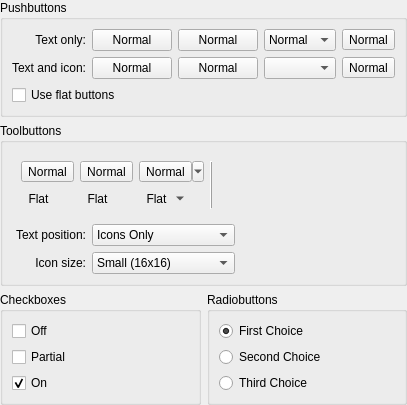
First picture: the form in kstyles/oxygen/demo/ui/oxygenbuttondemowidget.ui, repository mgottschlag/kwin-tiling, before the edit.
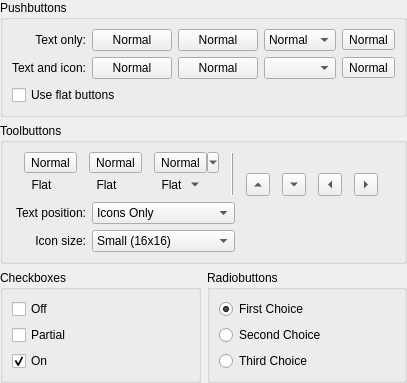
Second picture: the form after the edit. Custom widgets are drawn as their Qt base class.

Commit message: added 'arrow' toolbuttons to oxygen-demo fixed centering and highlight of arrows in 'arrow' toolbuttons.

```diff
--- a/kstyles/oxygen/demo/ui/oxygenbuttondemowidget.ui
+++ b/kstyles/oxygen/demo/ui/oxygenbuttondemowidget.ui
@@ -7,7 +7,7 @@
     <x>0</x>
     <y>0</y>
     <width>395</width>
-    <height>366</height>
+    <height>370</height>
    </rect>
   </property>
   <layout class="QGridLayout" name="gridLayout">
@@ -245,6 +245,15 @@
       <item row="0" column="0" colspan="4">
        <widget class="QWidget" name="widget" native="true">
         <layout class="QGridLayout" name="gridLayout_2">
+         <property name="sizeConstraint">
+          <enum>QLayout::SetDefaultConstraint</enum>
+         </property>
+         <property name="margin">
+          <number>0</number>
+         </property>
+         <property name="spacing">
+          <number>0</number>
+         </property>
          <item row="0" column="0">
           <widget class="QToolButton" name="toolButton_3">
            <property name="text">
@@ -285,7 +294,7 @@
            </property>
           </widget>
          </item>
-         <item row="0" column="4" colspan="2">
+         <item row="0" column="4" colspan="4">
           <widget class="QWidget" name="toolBarContainer" native="true">
            <property name="sizePolicy">
             <sizepolicy hsizetype="Expanding" vsizetype="Preferred">
@@ -334,6 +343,49 @@
            </property>
           </widget>
          </item>
+         <item row="1" column="4">
+          <widget class="QToolButton" name="toolButton_9">
+           <property name="text">
+            <string>Up Arrow</string>
+           </property>
+           <property name="arrowType">
+            <enum>Qt::UpArrow</enum>
+           </property>
+          </widget>
+         </item>
+         <item row="1" column="5">
+          <widget class="QToolButton" name="toolButton_10">
+           <property name="text">
+            <string>Down Arrow</string>
+           </property>
+           <property name="checkable">
+            <bool>false</bool>
+           </property>
+           <property name="arrowType">
+            <enum>Qt::DownArrow</enum>
+           </property>
+          </widget>
+         </item>
+         <item row="1" column="6">
+          <widget class="QToolButton" name="toolButton_11">
+           <property name="text">
+            <string>Left Arrow</string>
+           </property>
+           <property name="arrowType">
+            <enum>Qt::LeftArrow</enum>
+           </property>
+          </widget>
+         </item>
+         <item row="1" column="7">
+          <widget class="QToolButton" name="toolButton_12">
+           <property name="text">
+            <string>Right Arrow</string>
+           </property>
+           <property name="arrowType">
+            <enum>Qt::RightArrow</enum>
+           </property>
+          </widget>
+         </item>
         </layout>
        </widget>
       </item>
```
The commit also changes 2 other files.
